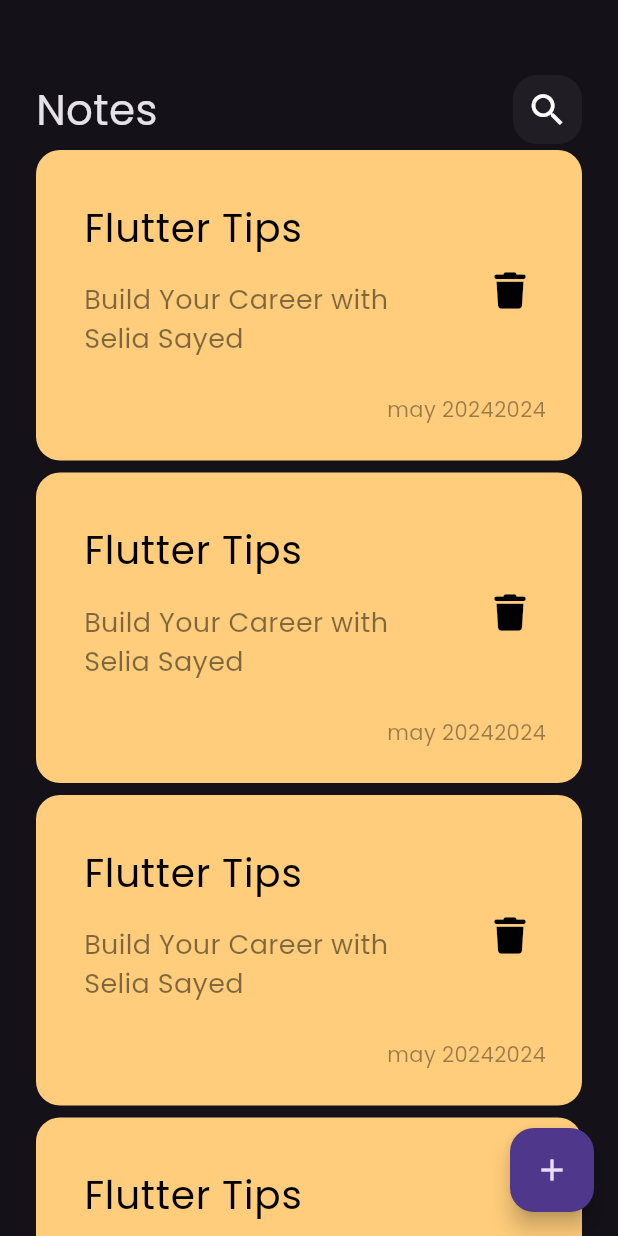
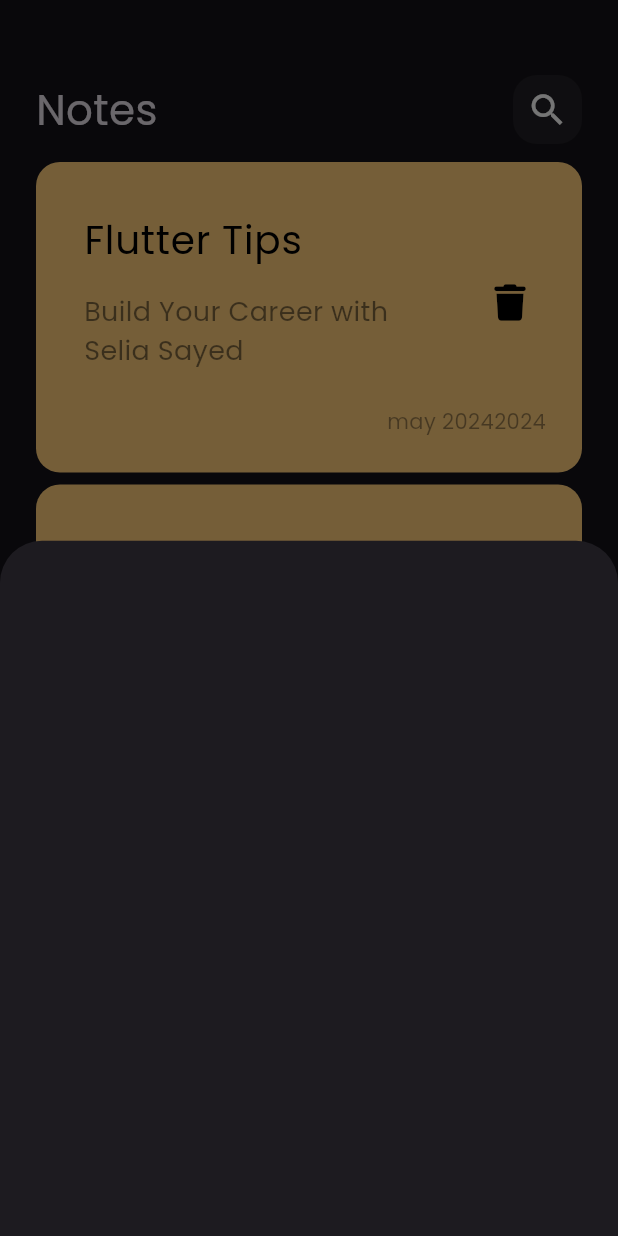
Before and after one commit to engsayed74/notes_app, a Flutter app: the screen it shows after launch, after a tap on the "add" icon, on a phone screen of 412 x 824 dp. Run offline on Flutter 3.47's test engine with Material 3 defaults, Android fonts, the phone set to English and light mode, and no system bars; our stand-ins replace font_awesome_flutter.

Commit message:
show modal bottom sheet

```diff
--- a/lib/views/notes_view.dart
+++ b/lib/views/notes_view.dart
@@ -1,4 +1,5 @@
 import 'package:flutter/material.dart';
+import 'package:notes_app/views/widgets/add_note_bottom_sheet.dart';
 import 'package:notes_app/views/widgets/notes_view_body.dart';
 
 class NotesView extends StatelessWidget {
@@ -8,7 +9,14 @@ class NotesView extends StatelessWidget {
   Widget build(BuildContext context) {
     return Scaffold(
       floatingActionButton: FloatingActionButton(
-        onPressed: () {},
+        onPressed: () {
+
+           showModalBottomSheet(context: context, builder: (context){
+        return const AddNoteBottomSheet();
+
+          }
+          );
+        },
         child: Icon(Icons.add),
       ),
       body: const NotesViewBody(),
--- /dev/null
+++ b/lib/views/widgets/add_note_bottom_sheet.dart
@@ -0,0 +1,10 @@
+import 'package:flutter/material.dart';
+
+class AddNoteBottomSheet extends StatelessWidget {
+  const AddNoteBottomSheet({super.key});
+
+  @override
+  Widget build(BuildContext context) {
+    return  Container();
+  }
+}
--- a/lib/views/widgets/notes_list_view.dart
+++ b/lib/views/widgets/notes_list_view.dart
@@ -6,12 +6,17 @@ class NotesListView extends StatelessWidget {
 
   @override
   Widget build(BuildContext context) {
-    return   ListView.builder(itemBuilder: (context,index){
+    return   Padding(
+      padding: const EdgeInsets.symmetric(vertical: 8),
+      child: ListView.builder(
+        padding: EdgeInsets.zero,
+        itemBuilder: (context,index){
 
-     return const Padding(
-       padding:  EdgeInsets.symmetric(vertical: 4),
-       child:    NoteItem(),
-     );
-    });
+       return const Padding(
+         padding:  EdgeInsets.symmetric(vertical: 4),
+         child:    NoteItem(),
+       );
+      }),
+    );
   }
 }
```
Also changed, not shown: lib/main.dart (+2 -5 lines).
